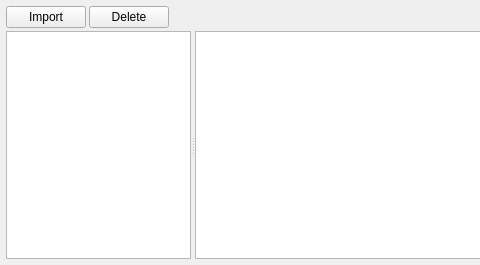
First picture: the form in Tools/ValkyrieEditor/AssetManager/AssetManagerWidget.ui, repository marcellfischbach/CobaltSKY, before the edit; both pictures show x 0 to 480 and y 0 to 265 of the 941 by 265 pixel window.
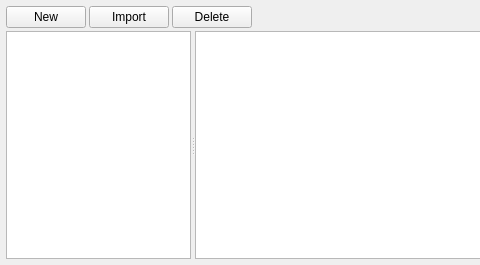
Second picture: the form after the edit.

Commit message: Can create new assets now.

```diff
--- a/Tools/ValkyrieEditor/AssetManager/AssetManagerWidget.ui
+++ b/Tools/ValkyrieEditor/AssetManager/AssetManagerWidget.ui
@@ -31,6 +31,13 @@
    </property>
    <item row="0" column="0">
     <layout class="QHBoxLayout" name="horizontalLayout">
+     <item>
+      <widget class="QPushButton" name="pbNew">
+       <property name="text">
+        <string>New</string>
+       </property>
+      </widget>
+     </item>
      <item>
       <widget class="QPushButton" name="pbImport">
        <property name="text">
```
The commit also changes 26 other files.
